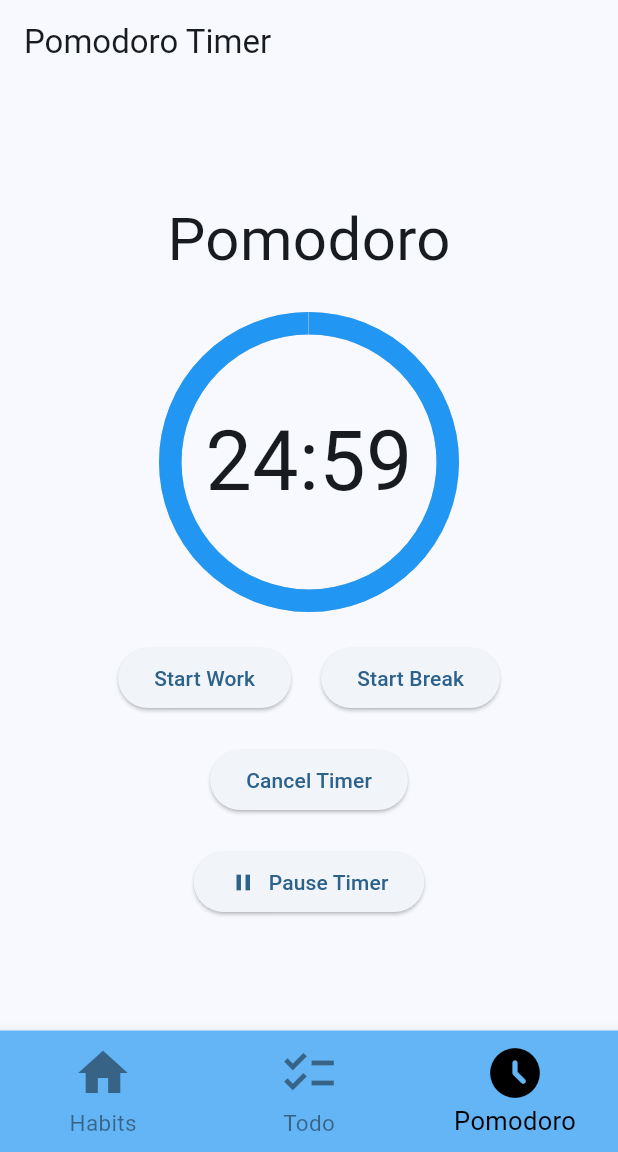
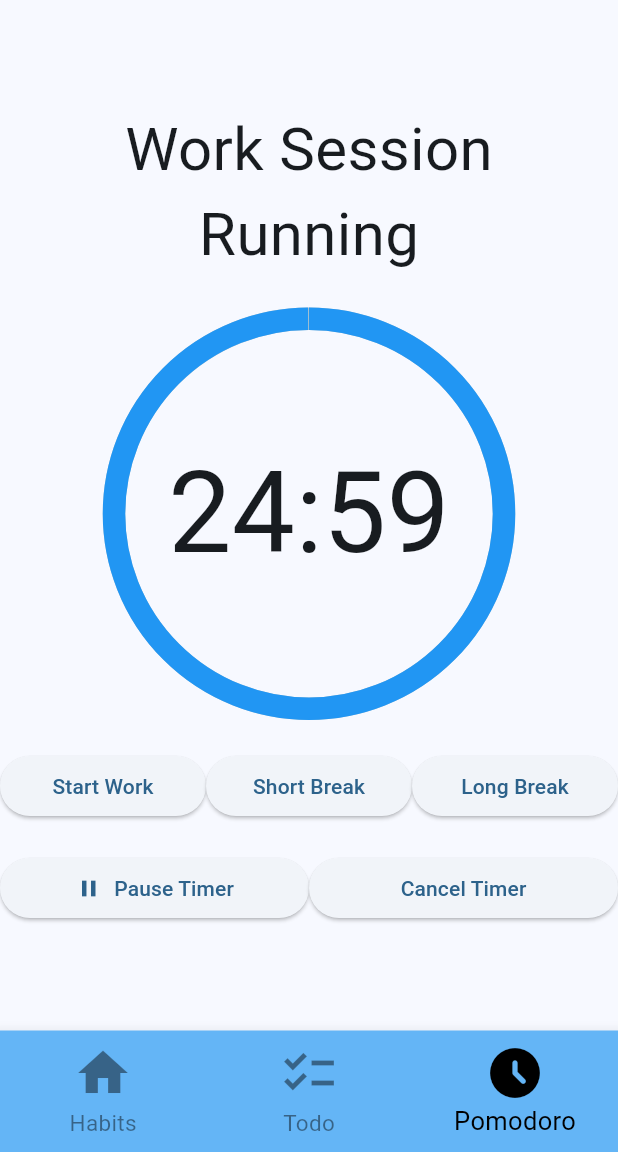
Before and after one commit to PenguGH/FocusTime, a Flutter app: the screen it shows after launch, item 3 of the bottom bar chosen, after a tap on "Start Work", on a phone screen of 412 x 824 dp, the part 84-1236 px from its top. Run offline on Flutter 3.47's test engine with Material 3 defaults, Android fonts, the phone set to English and light mode, and no system bars; drawn by our look-alikes of percent_indicator; our stand-ins replace flutter_slidable, shared_preferences; missing offline and left inert: flutter_material_color_picker.

Commit message:
feat: added long break button, added on screen text denoting work/break session as well as text for running/paused state. fix: ui clean up. adjusted layout of buttons into rows with expanded widget, increased size of timer radius and timer duration text.

```diff
--- a/lib/page/pomodoro_logic.dart
+++ b/lib/page/pomodoro_logic.dart
@@ -21,14 +21,18 @@ import 'dart:async';
 import 'package:flutter/foundation.dart';
 
 class PomodoroLogic extends ChangeNotifier {
+  // initialization
   int _duration = 0;
   int _currentTime = 0;
   Timer? _timer;
-  bool _isRunning = false;
+  bool _isRunning = false; // to determine the timer's state. if the timer is running or if its paused
+  bool _isWorkSession = false; // to determine if it is a work session or a break session
 
+  // getters
   int get duration => _duration;
   int get currentTime => _currentTime;
   bool get isRunning => _isRunning;
+  bool get isWorkSession => _isWorkSession;
 
   void startTimer(int durationInSeconds) {
     _duration = durationInSeconds;
@@ -39,7 +43,7 @@ class PomodoroLogic extends ChangeNotifier {
         _isRunning = false;
         notifyListeners();
       } else {
-        _currentTime--;
+        _currentTime--; // decrement timer by 1 second, for every second of time that passes
         notifyListeners();
       }
     });
@@ -63,4 +67,12 @@ class PomodoroLogic extends ChangeNotifier {
   void resumeTimer() {
     startTimer(_currentTime);
   }
+
+  void workSession() {
+    _isWorkSession = true;
+  }
+
+  void breakSession() {
+    _isWorkSession = false;
+  }
 }
--- a/lib/page/pomodoro_page.dart
+++ b/lib/page/pomodoro_page.dart
@@ -12,29 +12,30 @@ class PomodoroPage extends StatelessWidget {
     final pomodoroLogic = Provider.of<PomodoroLogic>(context);
 
     return Scaffold(
-      appBar: AppBar(
-        title: Text("Pomodoro Timer"),
-      ),
+      // appBar: AppBar(
+      //   title: Text(""),
+      // ),
       body: Center(
         child: Column(
           mainAxisAlignment: MainAxisAlignment.center,
           children: [
             Text(
-              'Pomodoro',
+                '${pomodoroLogic.isWorkSession ? 'Work Session' : 'Break Session'}',
+                style: TextStyle(fontSize: 40),
+              ),
+            Text(
+              pomodoroLogic.isRunning ? 'Running' : 'Paused',
               style: TextStyle(fontSize: 40),
             ),
             SizedBox(height: 20),
-            // Text(
-            //   'Time Left: ${formatTime(pomodoroLogic.currentTime)}',
-            //   style: TextStyle(fontSize: 40),
-            // ),
         CircularPercentIndicator(
-              radius: 200.0,
+          // outer circle of timer to visually show the remaining time left
+              radius: 275.0,
               lineWidth: 15.0,
               percent: pomodoroLogic.currentTime / pomodoroLogic.duration,
               center: Text(
                 formatTime(pomodoroLogic.currentTime),
-                style: TextStyle(fontSize: 55),
+                style: TextStyle(fontSize: 75),
               ),
               progressColor: Colors.blue,
             ),
@@ -42,34 +43,49 @@ class PomodoroPage extends StatelessWidget {
             Row(
               mainAxisAlignment: MainAxisAlignment.center,
               children: [
-                ElevatedButton(
+                // expanded widget allows all the shared widgets to take up space proportional to the amount of space available
+                Expanded(
+                  child: ElevatedButton(
                     onPressed: () {
                       if (!pomodoroLogic.isRunning) {
                         pomodoroLogic.startTimer(25 * 60); // Starts a 25-minute work timer
+                        pomodoroLogic.workSession();
                       }
                     },
                     child: Text('Start Work'),
                   ),
-                SizedBox(width: 20),
-                ElevatedButton(
+                ),
+                // SizedBox(width: 20),
+                Expanded(
+                  child: ElevatedButton(
                     onPressed: () {
                       if (!pomodoroLogic.isRunning) {
-                      pomodoroLogic.startTimer(5 * 60); // Starts a 5-minute break timer
+                        pomodoroLogic.startTimer(5 * 60); // Starts a 5-minute break timer (short break)
+                        pomodoroLogic.breakSession();
                       }
                     },
-                  child: Text('Start Break'),
+                    child: Text('Short Break'),
+                  ),
+                ),
+                // SizedBox(width: 20),
+                Expanded(
+                  child: ElevatedButton(
+                    onPressed: () {
+                      if (!pomodoroLogic.isRunning) {
+                        pomodoroLogic.startTimer(15 * 60); // Starts a 15-minute break timer (long break)
+                        pomodoroLogic.breakSession();
+                      }
+                    },
+                    child: Text('Long Break'),
+                  ),
                 ),
               ],
             ),
-            SizedBox(height: 20),
-            ElevatedButton(
-              onPressed: () {
-                pomodoroLogic.cancelTimer(); // Cancel and set the timer to zero
-              },
-              child: Text('Cancel Timer'),
-            ),
-            SizedBox(height: 20),
-            ElevatedButton(
+            SizedBox(height: 20), // vertical spacing
+            Row(
+              children: [
+                Expanded(
+                  child: ElevatedButton(
                     onPressed: () {
                       if (pomodoroLogic.isRunning) {
                         pomodoroLogic.pauseTimer(); // Pauses the timer
@@ -87,6 +103,17 @@ class PomodoroPage extends StatelessWidget {
                       ],
                     ),
                   ),
+                ),
+                Expanded(
+                  child: ElevatedButton(
+                    onPressed: () {
+                      pomodoroLogic.cancelTimer(); // Cancel and set the timer to zero
+                    },
+                    child: Text('Cancel Timer'),
+                  ),
+                ),
+              ],
+            ),
           ],
         ),
       ),
```
Lines whose indentation alone changed are shown as unchanged.
